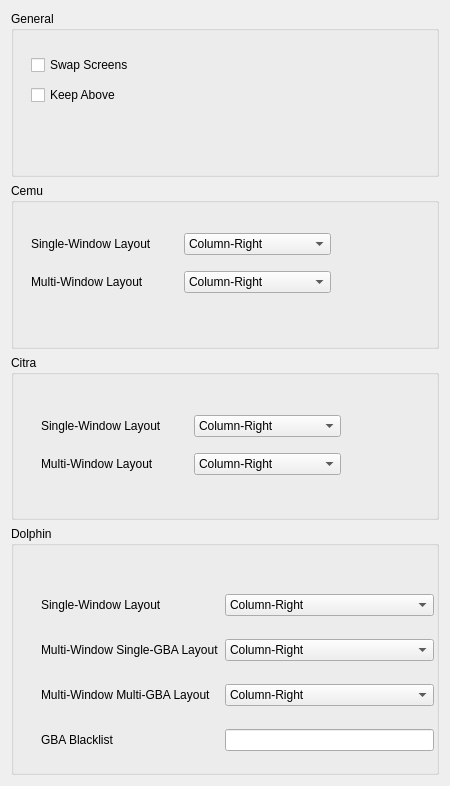
SteelSavant/kwin-emulator-windowing, file contents/ui/config.ui: the form before one commit.
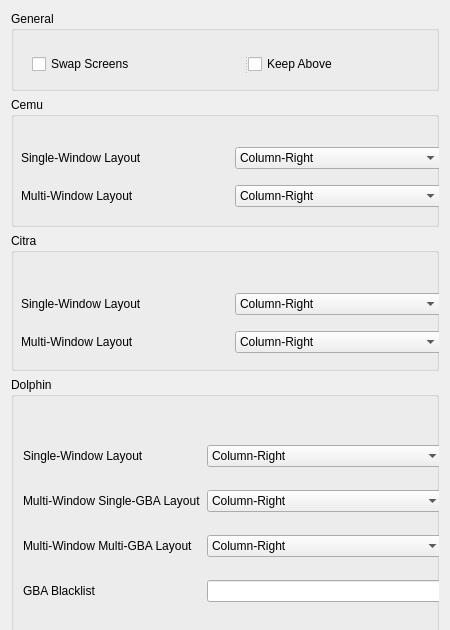
The form after the commit.

Commit message: everything plays nicely with reconnects

```diff
--- a/contents/ui/config.ui
+++ b/contents/ui/config.ui
@@ -7,7 +7,7 @@
     <x>0</x>
     <y>0</y>
     <width>450</width>
-    <height>786</height>
+    <height>630</height>
    </rect>
   </property>
   <property name="sizePolicy">
@@ -37,23 +37,24 @@
      <property name="minimumSize">
       <size>
        <width>0</width>
-       <height>108</height>
+       <height>80</height>
       </size>
      </property>
      <property name="title">
       <string>General</string>
      </property>
-     <widget class="QWidget" name="">
+     <widget class="QSplitter" name="splitter">
       <property name="geometry">
        <rect>
-        <x>20</x>
+        <x>21</x>
         <y>40</y>
-        <width>127</width>
-        <height>60</height>
+        <width>401</width>
+        <height>26</height>
        </rect>
       </property>
-      <layout class="QGridLayout" name="gridLayout">
-       <item row="0" column="0">
+      <property name="orientation">
+       <enum>Qt::Horizontal</enum>
+      </property>
         <widget class="QCheckBox" name="kcfg_swapScreens">
          <property name="text">
           <string>Swap Screens</string>
@@ -62,15 +63,11 @@
           <bool>false</bool>
          </property>
         </widget>
-       </item>
-       <item row="1" column="0">
         <widget class="QCheckBox" name="kcfg_keepAbove">
          <property name="text">
           <string>Keep Above</string>
          </property>
         </widget>
-       </item>
-      </layout>
      </widget>
     </widget>
    </item>
@@ -94,9 +91,9 @@
      <widget class="QWidget" name="layoutWidget_2">
       <property name="geometry">
        <rect>
-        <x>20</x>
+        <x>10</x>
         <y>40</y>
-        <width>300</width>
+        <width>421</width>
         <height>80</height>
        </rect>
       </property>
@@ -192,9 +189,9 @@
      <widget class="QWidget" name="layoutWidget">
       <property name="geometry">
        <rect>
-        <x>30</x>
+        <x>10</x>
         <y>50</y>
-        <width>300</width>
+        <width>421</width>
         <height>80</height>
        </rect>
       </property>
@@ -281,7 +278,7 @@
      <property name="minimumSize">
       <size>
        <width>0</width>
-       <height>224</height>
+       <height>256</height>
       </size>
      </property>
      <property name="title">
@@ -296,12 +293,12 @@
      <property name="checkable">
       <bool>false</bool>
      </property>
-     <widget class="QWidget" name="">
+     <widget class="QWidget" name="layoutWidget">
       <property name="geometry">
        <rect>
-        <x>30</x>
+        <x>12</x>
         <y>51</y>
-        <width>393</width>
+        <width>421</width>
         <height>192</height>
        </rect>
       </property>
```
Left out of the diff: 14 changed lines with no effect on the pictures. Lines whose indentation alone changed are shown as unchanged. The commit also changes 2 other files.
